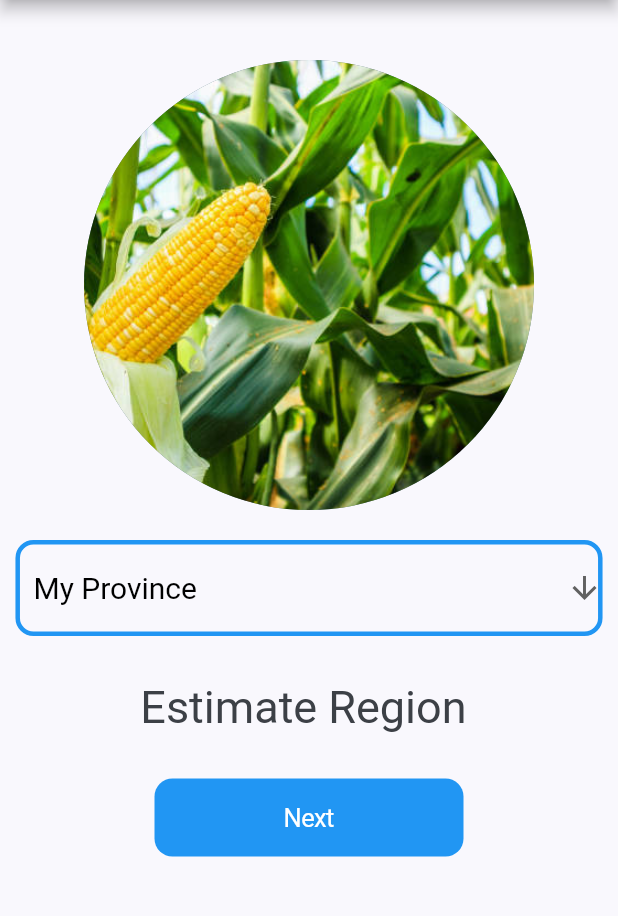
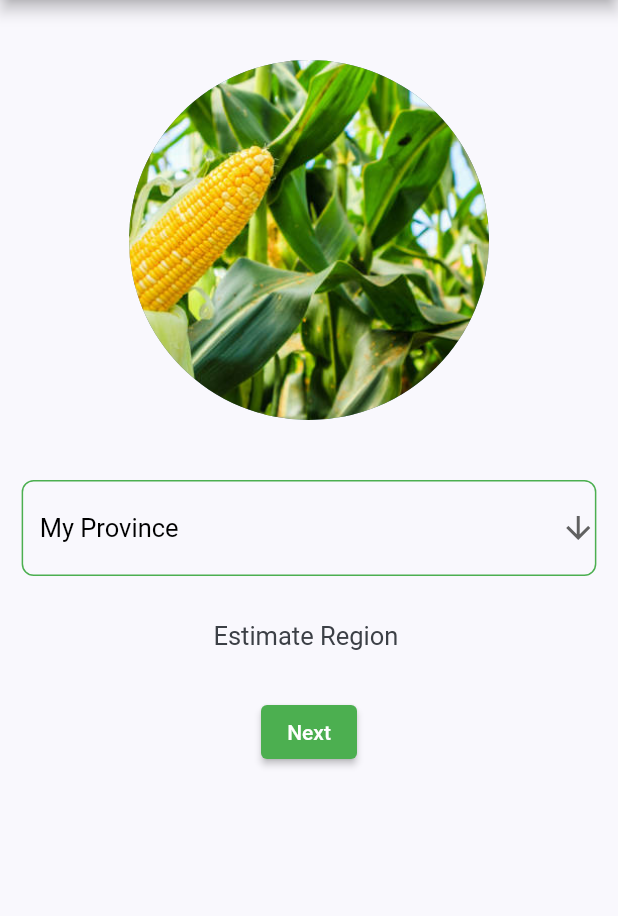
Before and after one commit to MthandazoJoeJunior/FarmApp-final, a Flutter app: the screen it shows after launch, on a phone screen of 412 x 824 dp, the part 84-1000 px from its top. Run offline on Flutter 3.47's test engine with Material 2 defaults, Android fonts, the phone set to English and light mode, and no system bars; our stand-ins replace flutter_svg; missing offline and left inert: flutter_fast_forms.

```diff
--- a/lib/select_region/selectRegionAuto.dart
+++ b/lib/select_region/selectRegionAuto.dart
@@ -83,23 +83,23 @@ class _SelectYourRegionState extends State<SelectYourRegion> {
                   ),
                   Container(
                     child: CircleAvatar(
-                      radius: 150,
+                      radius: 120,
                       backgroundImage: AssetImage('assets/images/image_1.png'),
                       backgroundColor: Colors.blueGrey,
                       foregroundColor: Colors.white,
                     ),
                   ),
-                  SizedBox(height: 20),
+                  SizedBox(height: 40),
                   Center(
                     child: SizedBox(
-                      width: MediaQuery.of(context).size.width * 0.95,
+                      width: MediaQuery.of(context).size.width * 0.93,
                       child: DropdownButtonFormField<String>(
                         decoration: InputDecoration(
                           alignLabelWithHint: true,
                           enabledBorder: OutlineInputBorder(
-                              borderRadius: BorderRadius.circular(12),
+                              borderRadius: BorderRadius.circular(8),
                               borderSide:
-                                  BorderSide(width: 3, color: Colors.blue)),
+                                  BorderSide(width: 1, color: Colors.green)),
                         ),
                         value: selectedValue,
                         icon: const Icon(Icons.arrow_downward),
@@ -152,7 +152,7 @@ class _SelectYourRegionState extends State<SelectYourRegion> {
                             value: value,
                             child: Text(
                               value,
-                              style: TextStyle(fontSize: 20),
+                              style: TextStyle(fontSize: 17),
                             ),
                           );
                         }).toList(),
@@ -163,14 +163,14 @@ class _SelectYourRegionState extends State<SelectYourRegion> {
                   Center(
                     child: Text(
                       "Estimate Region $currentRegion",
-                      style: TextStyle(fontSize: 30),
+                      style: TextStyle(fontSize: 17),
                     ),
                   ),
                   SizedBox(height: 30),
                   Center(
-                    child: SizedBox(
-                      width: MediaQuery.of(context).size.width * 0.50,
-                      child: CupertinoButton.filled(
+                    child: ElevatedButton(
+                        style: ElevatedButton.styleFrom(primary: Colors.green),
+                        child: const Text('Next'),
                         onPressed: () {
                           switch (currentRegion) {
                             case "4":
@@ -193,11 +193,9 @@ class _SelectYourRegionState extends State<SelectYourRegion> {
                               break;
                             default:
                           }
-                        },
-                        child: const Text('Next'),
+                        }
                       ),
                     ),
-                  ),
                 ],
               ),
             ),
--- a/pubspec.yaml
+++ b/pubspec.yaml
@@ -24,6 +24,7 @@ dependencies:
   flutter:
     sdk: flutter
   url_launcher:
+
 
   # The following adds the Cupertino Icons font to your application.
   # Use with the CupertinoIcons class for iOS style icons.
```
Also changed, not shown: assets/logo.PNG (added), pubspec.lock, 38 other files.
